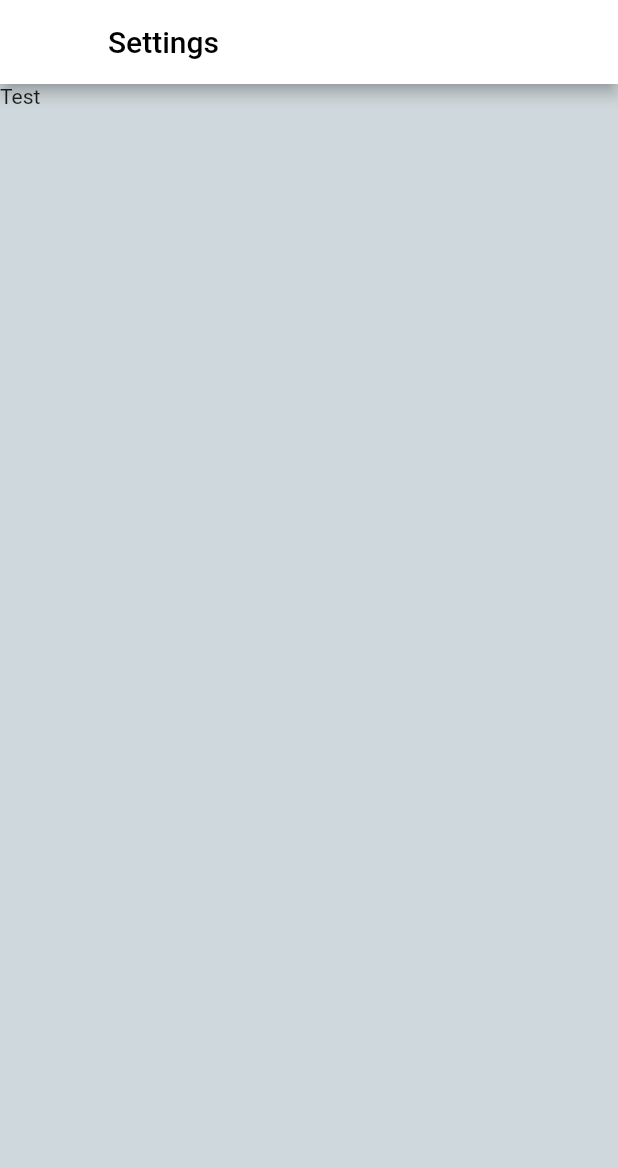
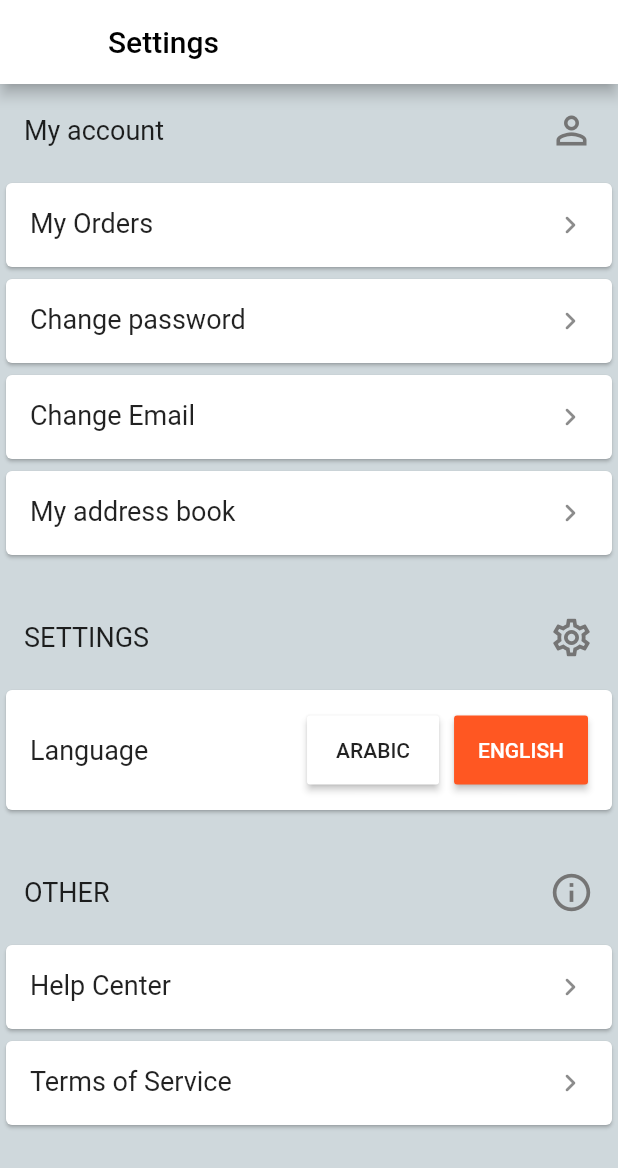
Before and after one commit to mohamedhelwa/ElMenus-ITI-Flutter, a Flutter app: the Settings screen opened by its route, on a phone screen of 412 x 824 dp. Shown: the top 1168 px of the screen. Run offline on Flutter 3.47's test engine with Material 2 defaults, Android fonts, the phone set to English and light mode, and no system bars.

Commit message:
Adding Settings Page

```diff
--- a/lib/views/settings.dart
+++ b/lib/views/settings.dart
@@ -24,7 +24,169 @@ class _SettingsState extends State<Settings> {
       body: SafeArea(
         child: ListView(
           children: [
-            Text('Test'),
+            Padding(
+              padding: const EdgeInsets.all(16.0),
+              child: Row(
+                mainAxisAlignment: MainAxisAlignment.spaceBetween,
+                children: [
+                  Text(
+                    'My account',
+                    style: TextStyle(fontSize: 18),
+                  ),
+                  Icon(
+                    Icons.person_outline,
+                    color: Colors.grey[600],
+                    size: 30,
+                  ),
+                ],
+              ),
+            ),
+            Card(
+              child: ListTile(
+                leading: Text(
+                  'My Orders',
+                  style: TextStyle(fontSize: 18),
+                ),
+                trailing: Icon(Icons.navigate_next_rounded),
+                onTap: () {},
+              ),
+            ),
+            Card(
+              child: ListTile(
+                leading: Text(
+                  'Change password',
+                  style: TextStyle(fontSize: 18),
+                ),
+                trailing: Icon(Icons.navigate_next_rounded),
+                onTap: () {},
+              ),
+            ),
+            Card(
+              child: ListTile(
+                leading: Text(
+                  'Change Email',
+                  style: TextStyle(fontSize: 18),
+                ),
+                trailing: Icon(Icons.navigate_next_rounded),
+                onTap: () {},
+              ),
+            ),
+            Card(
+              child: ListTile(
+                leading: Text(
+                  'My address book',
+                  style: TextStyle(fontSize: 18),
+                ),
+                trailing: Icon(Icons.navigate_next_rounded),
+                onTap: () {},
+              ),
+            ),
+            SizedBox(
+              height: 20,
+            ),
+            Padding(
+              padding: const EdgeInsets.all(16.0),
+              child: Row(
+                mainAxisAlignment: MainAxisAlignment.spaceBetween,
+                children: [
+                  Text(
+                    'SETTINGS',
+                    style: TextStyle(fontSize: 18),
+                  ),
+                  Icon(
+                    Icons.settings_outlined,
+                    color: Colors.grey[600],
+                    size: 30,
+                  ),
+                ],
+              ),
+            ),
+            Card(
+              child: Padding(
+                padding: const EdgeInsets.all(16.0),
+                child: Row(
+                  mainAxisAlignment: MainAxisAlignment.spaceBetween,
+                  children: [
+                    Text(
+                      'Language',
+                      style: TextStyle(fontSize: 18),
+                    ),
+                    Row(
+                      children: [
+                        RaisedButton(
+                          onPressed: () {},
+                          child: Padding(
+                            padding: const EdgeInsets.symmetric(vertical: 15),
+                            child: Text(
+                              'ARABIC',
+                              // style: TextStyle(fontSize: 18),
+                            ),
+                          ),
+                          color: Colors.white,
+                        ),
+                        SizedBox(
+                          width: 10,
+                        ),
+                        RaisedButton(
+                          onPressed: () {},
+                          child: Padding(
+                            padding: const EdgeInsets.symmetric(vertical: 15),
+                            child: Text(
+                              'ENGLISH',
+                              style: TextStyle(
+                                // fontSize: 18,
+                                color: Colors.white,
+                              ),
+                            ),
+                          ),
+                          color: Colors.deepOrange,
+                        ),
+                      ],
+                    ),
+                  ],
+                ),
+              ),
+            ),
+            SizedBox(
+              height: 20,
+            ),
+            Padding(
+              padding: const EdgeInsets.all(16.0),
+              child: Row(
+                mainAxisAlignment: MainAxisAlignment.spaceBetween,
+                children: [
+                  Text(
+                    'OTHER',
+                    style: TextStyle(fontSize: 18),
+                  ),
+                  Icon(
+                    Icons.info_outline,
+                    color: Colors.grey[600],
+                    size: 30,
+                  ),
+                ],
+              ),
+            ),
+            Card(
+              child: ListTile(
+                leading: Text(
+                  'Help Center',
+                  style: TextStyle(fontSize: 18),
+                ),
+                trailing: Icon(Icons.navigate_next_rounded),
+                onTap: () {},
+              ),
+            ),
+            Card(
+              child: ListTile(
+                leading: Text(
+                  'Terms of Service',
+                  style: TextStyle(fontSize: 18),
+                ),
+                trailing: Icon(Icons.navigate_next_rounded),
+                onTap: () {},
+              ),
+            ),
           ],
         ),
       ),
```
